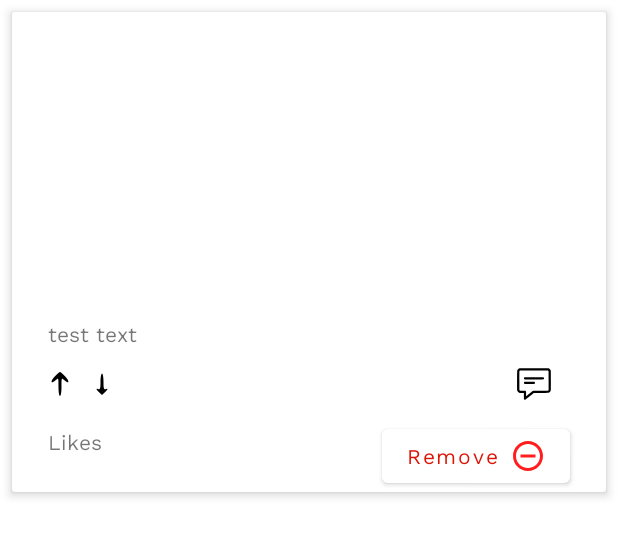
After one commit to zaloAustine/RedditApp, an Android app: the layout favourite_post_item_layout.xml on its own in the app's theme, with its tools: preview values and no code run, on a phone screen of 412 x 824 dp. The commit adds this screen. Shown: the top 536 px of the screen. Run offline under Robolectric (Android 15) with nearby library versions, the phone set to English and light mode, and no system bars.

Commit message:
added remove from favourites

```diff
--- a/app/src/main/java/com/zalocoders/redditapp/ui/posts/favourites/FavouriteListViewModel.kt
+++ b/app/src/main/java/com/zalocoders/redditapp/ui/posts/favourites/FavouriteListViewModel.kt
@@ -53,9 +53,9 @@ class FavouriteListViewModel @Inject constructor(
 				.subscribeOn(Schedulers.io())
 				.observeOn(AndroidSchedulers.mainThread())
 				.subscribe({
-					_isCleared.value = true
+					_isDeleted.value = true
 				},{
-					_isCleared.value = false
+					_isDeleted.value = false
 				}))
 	}
 
--- a/app/src/main/java/com/zalocoders/redditapp/ui/posts/favourites/FavouritePostsAdapter.kt
+++ b/app/src/main/java/com/zalocoders/redditapp/ui/posts/favourites/FavouritePostsAdapter.kt
@@ -7,16 +7,16 @@ import androidx.recyclerview.widget.DiffUtil
 import androidx.recyclerview.widget.RecyclerView
 import com.bumptech.glide.Glide
 import com.zalocoders.redditapp.data.models.post.MediaType
-import com.zalocoders.redditapp.databinding.PostItemLayoutBinding
 import com.zalocoders.redditapp.utils.show
 import com.bumptech.glide.request.RequestOptions
 import android.webkit.WebChromeClient
 import androidx.recyclerview.widget.ListAdapter
 import com.zalocoders.redditapp.data.models.post.FavouritePostEntity
+import com.zalocoders.redditapp.databinding.FavouritePostItemLayoutBinding
 
 
 class FavouritePostsAdapter(private val onClickListener: FavouritesOnClickListener) : ListAdapter<FavouritePostEntity, FavouritePostsAdapter.PostsViewHolder>(favouritePostsDiffUtil){
-	inner class  PostsViewHolder(private val binding: PostItemLayoutBinding) :
+	inner class  PostsViewHolder(private val binding: FavouritePostItemLayoutBinding) :
 			RecyclerView.ViewHolder(binding.root) {
 
 		@SuppressLint("SetTextI18n")
@@ -40,16 +40,9 @@ class FavouritePostsAdapter(private val onClickListener: FavouritesOnClickListen
 
 				}
 
-				addToFavourite.setOnFavoriteChangeListener { _, favorite ->
-					if (favorite) {
-						onClickListener.addFavourite(item)
-						addToFavourite.isFavorite = true
+				removeFavourite.setOnClickListener {
+					onClickListener.deleteFavourite(item)
 
-					} else {
-						onClickListener.deleteFavourite(item)
-						addToFavourite.isFavorite = false
-
-					}
 				}
 
 				when (item.media_type) {
@@ -78,7 +71,7 @@ class FavouritePostsAdapter(private val onClickListener: FavouritesOnClickListen
 
 	override fun onCreateViewHolder(parent: ViewGroup, viewType: Int): PostsViewHolder =
 			PostsViewHolder(
-					PostItemLayoutBinding.inflate(
+					FavouritePostItemLayoutBinding.inflate(
 							LayoutInflater.from(parent.context), parent, false
 					)
 			)
--- /dev/null
+++ b/app/src/main/res/drawable/remove.xml
@@ -0,0 +1,5 @@
+<vector android:height="24dp" android:tint="#FF1D1D"
+    android:viewportHeight="24" android:viewportWidth="24"
+    android:width="24dp" xmlns:android="http://schemas.android.com/apk/res/android">
+    <path android:fillColor="@android:color/white" android:pathData="M7,11v2h10v-2L7,11zM12,2C6.48,2 2,6.48 2,12s4.48,10 10,10 10,-4.48 10,-10S17.52,2 12,2zM12,20c-4.41,0 -8,-3.59 -8,-8s3.59,-8 8,-8 8,3.59 8,8 -3.59,8 -8,8z"/>
+</vector>
--- /dev/null
+++ b/app/src/main/res/layout/favourite_post_item_layout.xml
@@ -0,0 +1,111 @@
+<?xml version="1.0" encoding="utf-8"?>
+<androidx.cardview.widget.CardView
+    xmlns:app="http://schemas.android.com/apk/res-auto"
+    android:layout_width="match_parent"
+    android:layout_height="wrap_content"
+    xmlns:tools="http://schemas.android.com/tools"
+    android:layout_margin="8dp"
+    app:cardElevation="4dp"
+    android:elevation="4dp"
+    android:id="@+id/postCard"
+    xmlns:android="http://schemas.android.com/apk/res/android">
+
+    <androidx.constraintlayout.widget.ConstraintLayout
+        android:layout_width="match_parent"
+        android:layout_height="match_parent">
+
+        <com.google.android.material.button.MaterialButton
+            android:id="@+id/removeFavourite"
+            android:layout_width="wrap_content"
+            android:layout_height="wrap_content"
+            android:text="@string/remove"
+            android:textColor="@color/red"
+            android:layout_marginTop="12dp"
+            android:textAllCaps="false"
+            android:drawableEnd="@drawable/remove"
+            app:layout_constraintBottom_toBottomOf="parent"
+            app:layout_constraintEnd_toEndOf="@+id/comments"
+            app:layout_constraintTop_toBottomOf="@+id/comments"
+            app:layout_constraintVertical_bias="0.0" />
+
+        <FrameLayout
+            android:id="@+id/frameLayout"
+            android:layout_width="match_parent"
+            android:layout_height="180dp"
+            app:layout_constraintEnd_toEndOf="parent"
+            app:layout_constraintStart_toStartOf="parent"
+            app:layout_constraintTop_toTopOf="parent">
+
+
+            <WebView
+                android:visibility="gone"
+                android:id="@+id/videoView"
+                android:layout_width="match_parent"
+                android:layout_height="match_parent"/>
+
+            <ImageView
+                android:id="@+id/image"
+                android:layout_width="match_parent"
+                android:layout_height="match_parent"
+                android:visibility="gone"
+                android:contentDescription="@string/todo" />
+
+        </FrameLayout>
+
+        <TextView
+            android:id="@+id/postTitle"
+            android:layout_width="match_parent"
+            android:layout_height="wrap_content"
+            android:layout_margin="24dp"
+            style="@style/TextAppearance.AppCompat.Small"
+            app:layout_constraintEnd_toEndOf="parent"
+            app:layout_constraintTop_toBottomOf="@+id/frameLayout"
+            tools:text="test text" />
+
+        <TextView
+            android:id="@+id/upvote"
+            android:layout_width="wrap_content"
+            android:layout_height="wrap_content"
+            android:layout_marginTop="12dp"
+            android:drawableRight="@drawable/ic_up_arrow"
+            android:textColor="@color/green"
+            app:layout_constraintStart_toStartOf="@+id/postTitle"
+            app:layout_constraintTop_toBottomOf="@+id/postTitle" />
+
+        <TextView
+            android:id="@+id/downVotes"
+            android:layout_width="wrap_content"
+            android:layout_height="wrap_content"
+            android:textColor="@color/red"
+            android:layout_marginStart="12dp"
+            app:layout_constraintBottom_toBottomOf="@+id/upvote"
+            app:layout_constraintStart_toEndOf="@+id/upvote"
+            app:layout_constraintTop_toTopOf="@+id/upvote"
+            app:drawableRightCompat="@drawable/ic_down_arrow" />
+
+        <TextView
+            android:id="@+id/likes"
+            android:layout_width="wrap_content"
+            android:layout_height="wrap_content"
+            android:layout_marginTop="12dp"
+            android:text="@string/likes"
+            android:layout_marginBottom="18dp"
+            app:layout_constraintBottom_toBottomOf="parent"
+            app:layout_constraintStart_toStartOf="@+id/upvote"
+            app:layout_constraintTop_toBottomOf="@+id/upvote" />
+
+        <TextView
+            android:id="@+id/comments"
+            android:layout_width="wrap_content"
+            android:layout_height="wrap_content"
+            android:gravity="center"
+            android:textColor="@color/black"
+            android:drawablePadding="12dp"
+            android:drawableLeft="@drawable/ic_comment"
+            app:layout_constraintBottom_toBottomOf="@+id/downVotes"
+            app:layout_constraintEnd_toEndOf="@+id/postTitle"
+            app:layout_constraintTop_toTopOf="@+id/downVotes" />
+
+    </androidx.constraintlayout.widget.ConstraintLayout>
+
+</androidx.cardview.widget.CardView>
--- a/app/src/main/res/values/strings.xml
+++ b/app/src/main/res/values/strings.xml
@@ -9,4 +9,5 @@
     <string name="favourite_posts">Favourite Posts</string>
     <string name="favourite_posts_will_appear_hear">Favourite posts will appear hear</string>
     <string name="clear_favourites">Clear favourites</string>
+    <string name="remove">Remove</string>
 </resources>
```
